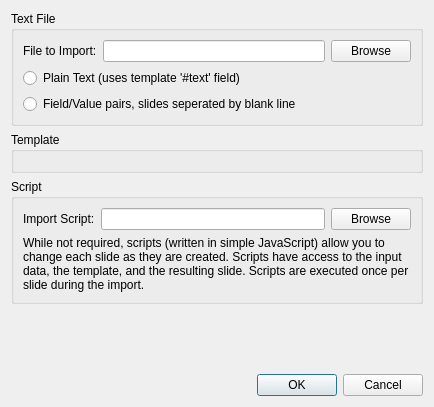
First picture: the form in src/TextImportDialog.ui, repository google-code-export/dviz, before the edit.
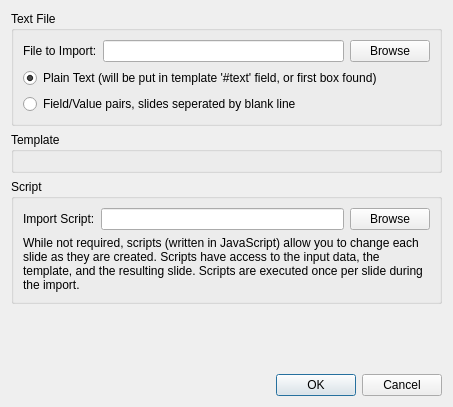
Second picture: the form after the edit.

Commit message: Fleshed-out the new TextImportDialog, integrated QScriptEngine to provide a javascript interpreter for use in the TextImportDialog.

The edit to the form file:
```diff
--- a/src/TextImportDialog.ui
+++ b/src/TextImportDialog.ui
@@ -6,7 +6,7 @@
    <rect>
     <x>0</x>
     <y>0</y>
-    <width>434</width>
+    <width>453</width>
     <height>407</height>
    </rect>
   </property>
@@ -46,7 +46,10 @@
         <item>
          <widget class="QRadioButton" name="fmtPlain">
           <property name="text">
-           <string>Plain Text (uses template '#text' field)</string>
+           <string>Plain Text (will be put in template '#text' field, or first box found)</string>
+          </property>
+          <property name="checked">
+           <bool>true</bool>
           </property>
          </widget>
         </item>
@@ -100,7 +103,7 @@
       <item>
        <widget class="QLabel" name="label_3">
         <property name="text">
-         <string>While not required, scripts (written in simple JavaScript) allow you to change each slide as they are created. Scripts have access to the input data, the template, and the resulting slide. Scripts are executed once per slide during the import.</string>
+         <string>While not required, scripts (written in JavaScript) allow you to change each slide as they are created. Scripts have access to the input data, the template, and the resulting slide. Scripts are executed once per slide during the import.</string>
         </property>
         <property name="wordWrap">
          <bool>true</bool>
```
Left out of the diff: 2 changed lines with no effect on the pictures. The commit also changes 9 other files.
